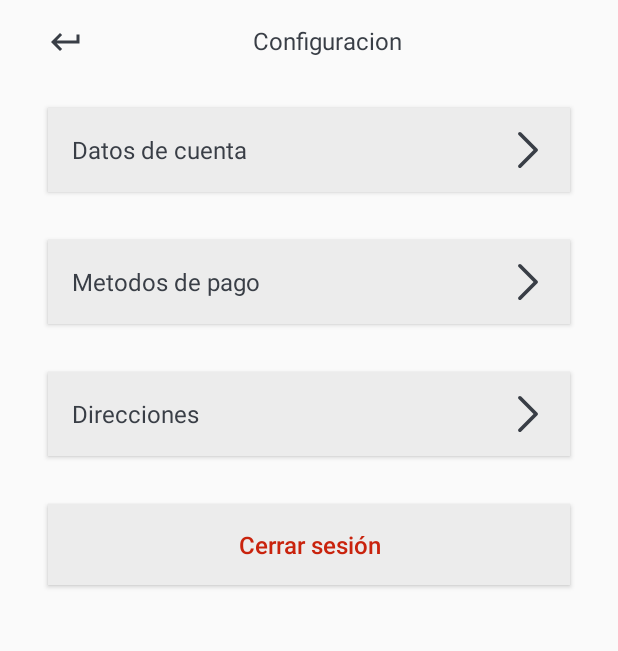
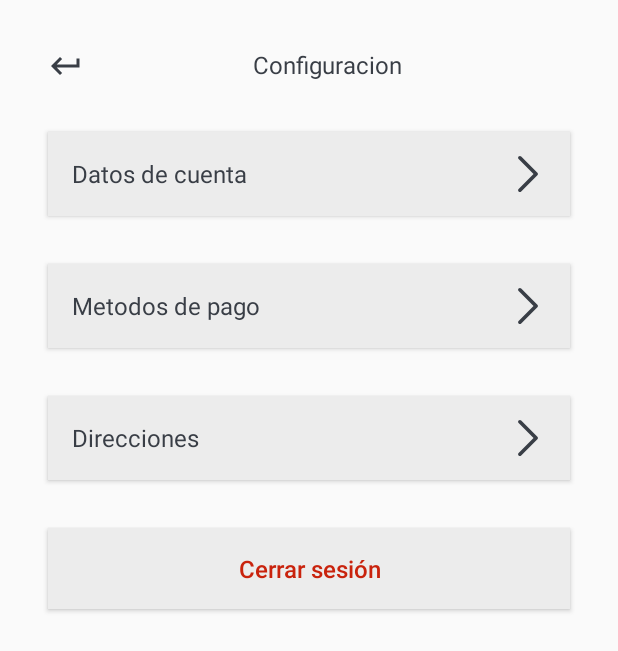
Before and after one commit to marmelendez/moda-store-android-app, an Android app: the layout activity_configuration.xml on its own in the app's theme, with its tools: preview values and no code run, on a phone screen of 412 x 824 dp. Shown: the top 651 px of the screen. Run offline under Robolectric (Android 15) with nearby library versions, the phone set to English and light mode, and no system bars.

Commit message:
Add style to configuration buttons and header

```diff
--- a/app/src/main/res/layout/activity_configuration.xml
+++ b/app/src/main/res/layout/activity_configuration.xml
@@ -8,91 +8,49 @@
 
     <TextView
         android:id="@+id/textView"
-        android:layout_width="match_parent"
-        android:layout_height="wrap_content"
-        android:layout_marginTop="16dp"
-        android:drawableLeft="@drawable/ic_return"
-        android:paddingHorizontal="32dp"
+        style="@style/header_title"
         android:text="@string/txt_configuration"
-        android:textAlignment="center"
-        android:textColor="@color/darkgrey"
-        android:textSize="16dp"
         app:layout_constraintEnd_toEndOf="parent"
         app:layout_constraintHorizontal_bias="0.0"
         app:layout_constraintStart_toStartOf="parent"
         app:layout_constraintTop_toTopOf="parent" />
 
     <Button
-        android:id="@+id/button"
-        android:layout_width="match_parent"
-        android:layout_height="wrap_content"
-        android:layout_margin="32dp"
-        android:background="@color/lightgrey"
+        android:id="@+id/btn_Account"
+        style="@style/configButtons"
         android:drawableRight="@drawable/ic_next"
-        android:fontFamily="@string/subtitulo1"
-        android:padding="16dp"
         android:text="@string/btn_accountData"
-        android:textAlignment="textStart"
-        android:textAllCaps="false"
-        android:textColor="@color/darkgrey"
-        android:textSize="16dp"
         app:layout_constraintEnd_toEndOf="parent"
         app:layout_constraintStart_toStartOf="parent"
         app:layout_constraintTop_toBottomOf="@+id/textView" />
 
     <Button
-        android:id="@+id/button3"
-        android:layout_width="match_parent"
-        android:layout_height="wrap_content"
-        android:layout_margin="32dp"
-        android:layout_marginTop="32dp"
-        android:background="@color/lightgrey"
+        android:id="@+id/button2"
+        style="@style/configButtons"
         android:drawableRight="@drawable/ic_next"
-        android:fontFamily="@string/subtitulo1"
-        android:padding="16dp"
+        android:text="@string/btn_paymentMethods"
+        app:layout_constraintEnd_toEndOf="parent"
+        app:layout_constraintStart_toStartOf="parent"
+        app:layout_constraintTop_toBottomOf="@+id/btn_Account" />
+
+    <Button
+        android:id="@+id/btn_Addresses"
+        style="@style/configButtons"
+        android:drawableRight="@drawable/ic_next"
         android:text="@string/btn_address"
-        android:textAlignment="textStart"
-        android:textAllCaps="false"
-        android:textColor="@color/darkgrey"
-        android:textSize="16dp"
         app:layout_constraintEnd_toEndOf="parent"
         app:layout_constraintStart_toStartOf="parent"
         app:layout_constraintTop_toBottomOf="@+id/button2" />
 
     <Button
-        android:id="@+id/button4"
-        android:layout_width="match_parent"
-        android:layout_height="wrap_content"
-        android:layout_margin="32dp"
-        android:layout_marginTop="32dp"
-        android:background="@color/lightgrey"
+        android:id="@+id/btn_LogOut"
+        style="@style/configButtons"
         android:fontFamily="@string/subtitulo2"
-        android:padding="16dp"
         android:text="@string/btn_logout"
-        android:textAllCaps="false"
+        android:textAlignment="center"
         android:textColor="@color/red"
-        android:textSize="16dp"
         app:layout_constraintEnd_toEndOf="parent"
         app:layout_constraintStart_toStartOf="parent"
-        app:layout_constraintTop_toBottomOf="@+id/button3" />
-
-    <Button
-        android:id="@+id/button2"
-        android:layout_width="match_parent"
-        android:layout_height="wrap_content"
-        android:layout_margin="32dp"
-        android:layout_marginTop="184dp"
-        android:background="@color/lightgrey"
-        android:drawableRight="@drawable/ic_next"
-        android:fontFamily="@string/subtitulo1"
-        android:padding="16dp"
-        android:text="@string/btn_paymentMethods"
-        android:textAlignment="textStart"
-        android:textAllCaps="false"
-        android:textColor="@color/darkgrey"
-        android:textSize="16dp"
-        app:layout_constraintEnd_toEndOf="parent"
-        app:layout_constraintStart_toStartOf="parent"
-        app:layout_constraintTop_toBottomOf="@+id/button" />
+        app:layout_constraintTop_toBottomOf="@+id/btn_Addresses" />
 
 </androidx.constraintlayout.widget.ConstraintLayout>
--- a/app/src/main/res/values/themes.xml
+++ b/app/src/main/res/values/themes.xml
@@ -13,4 +13,27 @@
         <item name="android:statusBarColor" tools:targetApi="l">?attr/colorPrimaryVariant</item>
         <!-- Customize your theme here. -->
     </style>
+
+    <style name="configButtons">
+        <item name="android:layout_width">match_parent</item>
+        <item name="android:layout_height">wrap_content</item>
+        <item name="android:layout_margin">32dp</item>
+        <item name="android:padding">16dp</item>
+        <item name="android:background">@color/lightgrey</item>
+        <item name="android:textAlignment">textStart</item>
+        <item name="android:textAllCaps">false</item>
+        <item name="android:textColor">@color/darkgrey</item>
+        <item name="android:textSize">16dp</item>
+        <item name="android:fontFamily">@string/subtitulo1</item>
+    </style>
+
+    <style name="header_title">
+        <item name="android:layout_width">match_parent</item>
+        <item name="android:layout_height">wrap_content</item>
+        <item name="android:layout_margin">32dp</item>
+        <item name="android:drawableLeft">@drawable/ic_return</item>
+        <item name="android:textAlignment">center</item>
+        <item name="android:textColor">@color/darkgrey</item>
+        <item name="android:textSize">16dp</item>
+    </style>
 </resources>
```
